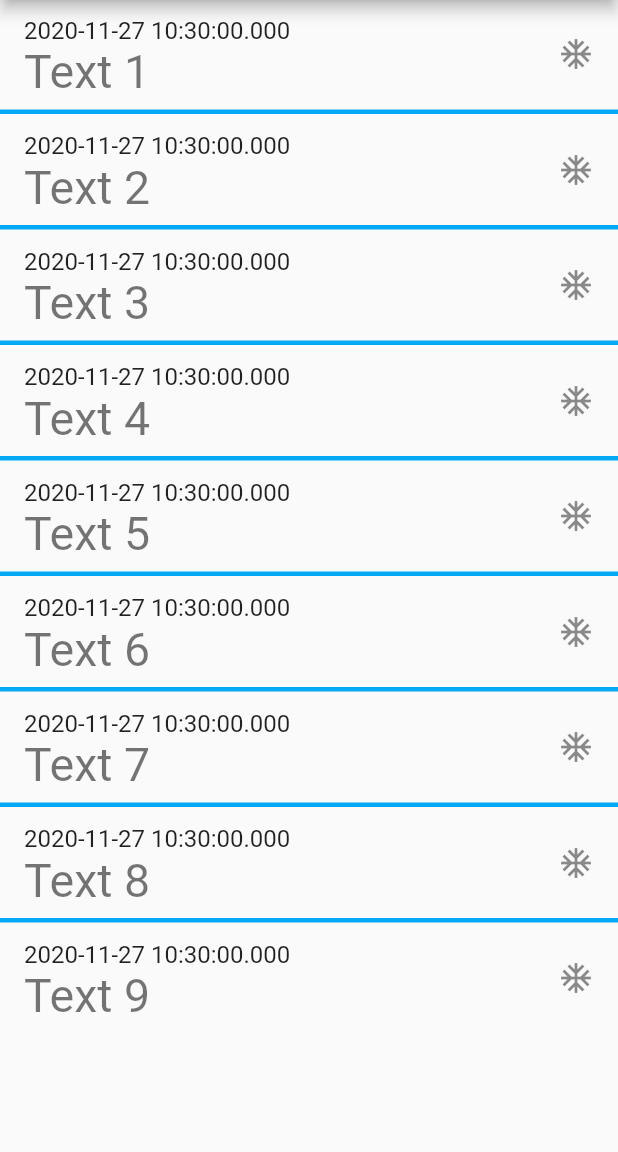
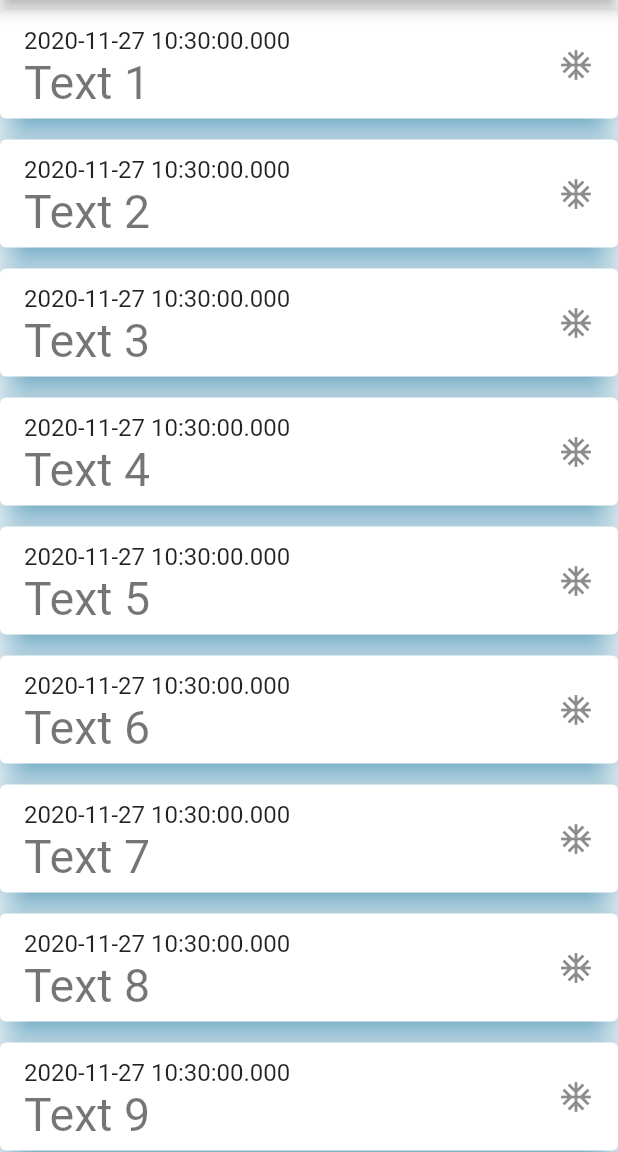
Before and after one commit to devrimma/splash-screen, a Flutter app: the screen it shows after launch, on a phone screen of 412 x 824 dp, the part 84-1236 px from its top. Run offline on Flutter 3.47's test engine with Material 2 defaults, Android fonts, the phone set to English and light mode, and no system bars.

Commit message:
fixed ListViev with widget Card

```diff
--- a/lib/screens/home/components/body.dart
+++ b/lib/screens/home/components/body.dart
@@ -11,15 +11,15 @@ class _MainBodyState extends State<MainBody> {
   @override
   Widget build(BuildContext context) {
     return Container(
-      child: ListView.separated(
+      color: Colors.white,
+      child: ListView.builder(
         itemCount: TestList().list.length,
-        separatorBuilder: (_ , __) => Divider(
-          height: 5.0,
-          thickness: 3.0,
-          color: Colors.lightBlue,
-        ),
         itemBuilder: (_, index) {
-          return ListTile(
+          return Card(
+            elevation: 10,
+            shadowColor: Colors.lightBlue,
+            margin: EdgeInsets.symmetric(vertical: 7),
+            child: ListTile(
               title: Text(DateTime.now().toString()),
               subtitle: Text(
                   TestList().list[index],
@@ -30,12 +30,10 @@ class _MainBodyState extends State<MainBody> {
                 Icons.ac_unit_outlined,
               ),
               isThreeLine: false,
+            ),
           );
         },
       ),
     );
   }
 }
-// (_, index) => Text(
-// TestList().list[index],
-// style: TextStyle(fontSize: 50),
```
Lines whose indentation alone changed are shown as unchanged.
